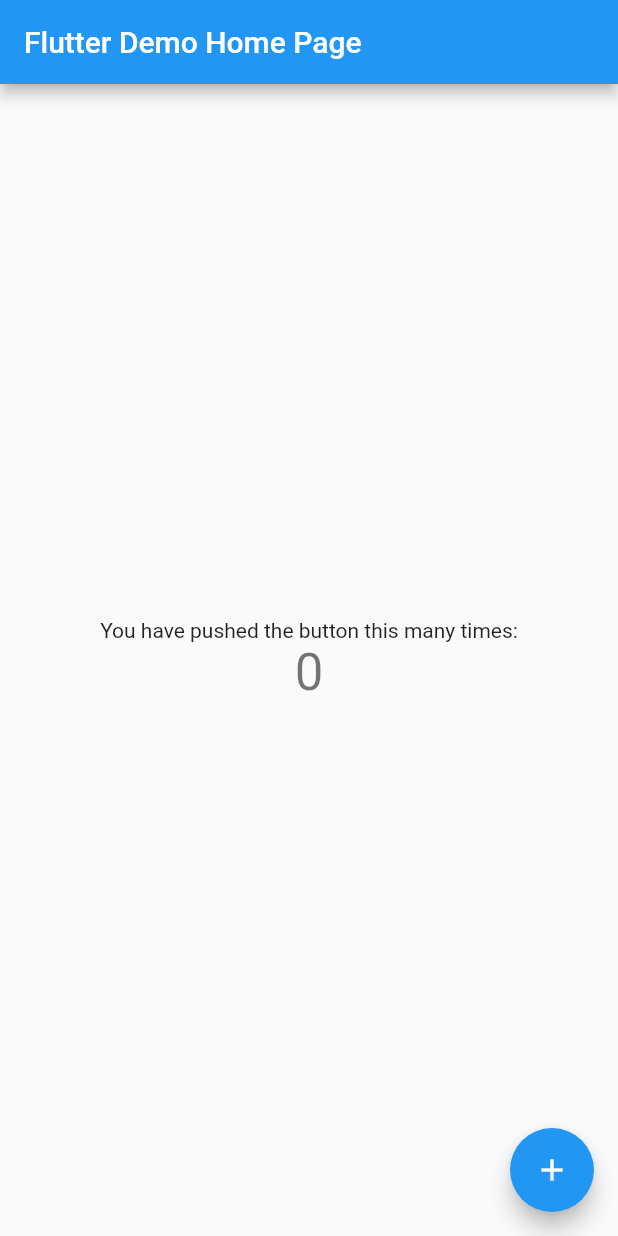
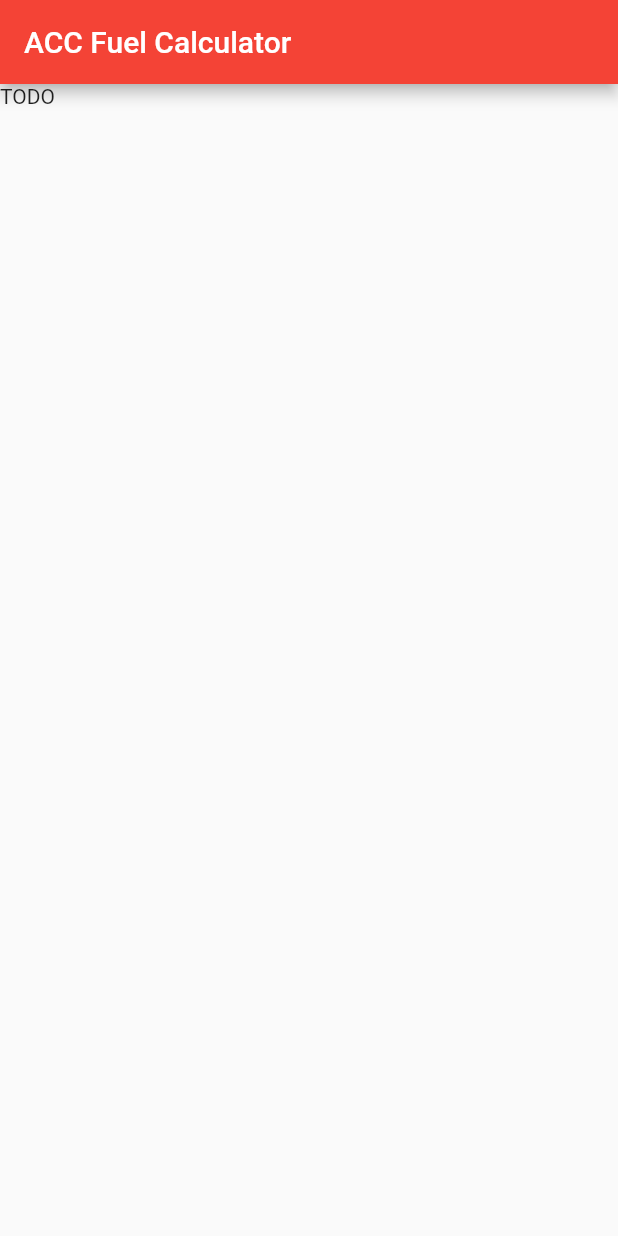
Before and after one commit to IntuitionLabsDevelopment/acc_fuel_app_flutter, a Flutter app: the screen it shows after launch, on a phone screen of 412 x 824 dp. Run offline on Flutter 3.47's test engine with Material 2 defaults, Android fonts, the phone set to English and light mode, and no system bars.

Commit message:
New structure

```diff
--- /dev/null
+++ b/lib/constants/api_path.dart
@@ -0,0 +1 @@
+/* ENTER API PATHS */
--- a/lib/main.dart
+++ b/lib/main.dart
@@ -11,36 +11,17 @@ class MyApp extends StatelessWidget {
   @override
   Widget build(BuildContext context) {
     return MaterialApp(
-      title: 'Flutter Demo',
+      title: 'ACC Fuel Calculator',
       theme: ThemeData(
-        // This is the theme of your application.
-        //
-        // Try running your application with "flutter run". You'll see the
-        // application has a blue toolbar. Then, without quitting the app, try
-        // changing the primarySwatch below to Colors.green and then invoke
-        // "hot reload" (press "r" in the console where you ran "flutter run",
-        // or simply save your changes to "hot reload" in a Flutter IDE).
-        // Notice that the counter didn't reset back to zero; the application
-        // is not restarted.
-        primarySwatch: Colors.blue,
+        primarySwatch: Colors.red,
       ),
-      home: const MyHomePage(title: 'Flutter Demo Home Page'),
+      home: const MyHomePage(title: 'ACC Fuel Calculator'),
     );
   }
 }
 
 class MyHomePage extends StatefulWidget {
   const MyHomePage({Key? key, required this.title}) : super(key: key);
-
-  // This widget is the home page of your application. It is stateful, meaning
-  // that it has a State object (defined below) that contains fields that affect
-  // how it looks.
-
-  // This class is the configuration for the state. It holds the values (in this
-  // case the title) provided by the parent (in this case the App widget) and
-  // used by the build method of the State. Fields in a Widget subclass are
-  // always marked "final".
-
   final String title;
 
   @override
@@ -48,19 +29,6 @@ class MyHomePage extends StatefulWidget {
 }
 
 class _MyHomePageState extends State<MyHomePage> {
-  int _counter = 0;
-
-  void _incrementCounter() {
-    setState(() {
-      // This call to setState tells the Flutter framework that something has
-      // changed in this State, which causes it to rerun the build method below
-      // so that the display can reflect the updated values. If we changed
-      // _counter without calling setState(), then the build method would not be
-      // called again, and so nothing would appear to happen.
-      _counter++;
-    });
-  }
-
   @override
   Widget build(BuildContext context) {
     // This method is rerun every time setState is called, for instance as done
@@ -70,46 +38,11 @@ class _MyHomePageState extends State<MyHomePage> {
     // fast, so that you can just rebuild anything that needs updating rather
     // than having to individually change instances of widgets.
     return Scaffold(
-      appBar: AppBar(
-        // Here we take the value from the MyHomePage object that was created by
-        // the App.build method, and use it to set our appbar title.
-        title: Text(widget.title),
-      ),
-      body: Center(
-        // Center is a layout widget. It takes a single child and positions it
-        // in the middle of the parent.
-        child: Column(
-          // Column is also a layout widget. It takes a list of children and
-          // arranges them vertically. By default, it sizes itself to fit its
-          // children horizontally, and tries to be as tall as its parent.
-          //
-          // Invoke "debug painting" (press "p" in the console, choose the
-          // "Toggle Debug Paint" action from the Flutter Inspector in Android
-          // Studio, or the "Toggle Debug Paint" command in Visual Studio Code)
-          // to see the wireframe for each widget.
-          //
-          // Column has various properties to control how it sizes itself and
-          // how it positions its children. Here we use mainAxisAlignment to
-          // center the children vertically; the main axis here is the vertical
-          // axis because Columns are vertical (the cross axis would be
-          // horizontal).
-          mainAxisAlignment: MainAxisAlignment.center,
-          children: <Widget>[
-            const Text(
-              'You have pushed the button this many times:',
-            ),
-            Text(
-              '$_counter',
-              style: Theme.of(context).textTheme.headline4,
-            ),
-          ],
+        appBar: AppBar(
+          // Here we take the value from the MyHomePage object that was created by
+          // the App.build method, and use it to set our appbar title.
+          title: Text(widget.title),
         ),
-      ),
-      floatingActionButton: FloatingActionButton(
-        onPressed: _incrementCounter,
-        tooltip: 'Increment',
-        child: const Icon(Icons.add),
-      ), // This trailing comma makes auto-formatting nicer for build methods.
-    );
+        body: Text('TODO'));
   }
 }
```
Also changed, not shown: lib/config/dark_theme.dart (added), lib/config/light_theme.dart (added), lib/config/theme_config.dart (added), lib/constants/app_constants.dart (added), lib/constants/asset_path.dart (added), lib/core/settings/app_settings.dart (added), lib/core/walkthrough/walkthrough_1.dart (added), lib/modules/screens/calculator_screen.dart (added), lib/utils/helpers/fuel_helper.dart (added), lib/utils/services/local_storage_service.dart (added), lib/utils/services/rest_api_service.dart (added), lib/utils/services/secure_storage_service.dart (added), lib/utils/ui/app_dialogs.dart (added), lib/utils/ui/ui_utils.dart (added), 1 more files.
